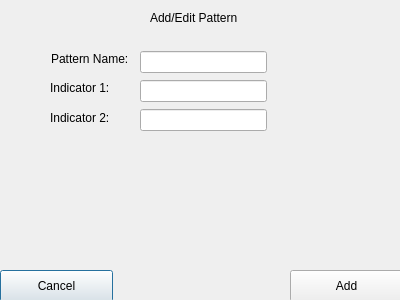
First picture: the form in addpatterndialog.ui, repository RichardAppen/MarketObserver, before the edit.
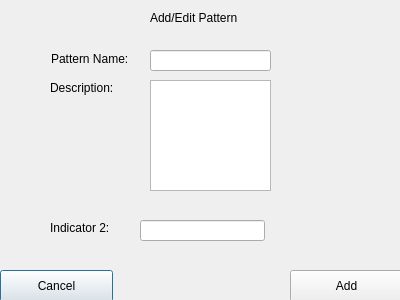
Second picture: the form after the edit.

Patch:
```diff
--- a/addpatterndialog.ui
+++ b/addpatterndialog.ui
@@ -31,19 +31,19 @@
     <rect>
      <x>50</x>
      <y>80</y>
-     <width>71</width>
+     <width>81</width>
      <height>16</height>
     </rect>
    </property>
    <property name="text">
-    <string>Indicator 1:</string>
+    <string>Description:</string>
    </property>
   </widget>
   <widget class="QLabel" name="label_3">
    <property name="geometry">
     <rect>
      <x>50</x>
-     <y>110</y>
+     <y>220</y>
      <width>87</width>
      <height>16</height>
     </rect>
@@ -91,26 +91,35 @@
     <string>Pattern Name:</string>
    </property>
   </widget>
-  <widget class="QWidget" name="">
+  <widget class="QLineEdit" name="indicator2lineEdit">
    <property name="geometry">
     <rect>
      <x>140</x>
+     <y>220</y>
+     <width>125</width>
+     <height>21</height>
+    </rect>
+   </property>
+  </widget>
+  <widget class="QLineEdit" name="patternNameLineEdit">
+   <property name="geometry">
+    <rect>
+     <x>150</x>
      <y>50</y>
-     <width>127</width>
-     <height>85</height>
+     <width>121</width>
+     <height>21</height>
     </rect>
    </property>
-   <layout class="QVBoxLayout" name="verticalLayout">
-    <item>
-     <widget class="QLineEdit" name="patternNameLineEdit"/>
-    </item>
-    <item>
-     <widget class="QLineEdit" name="indicator1LineEdit"/>
-    </item>
-    <item>
-     <widget class="QLineEdit" name="indicator2lineEdit"/>
-    </item>
-   </layout>
+  </widget>
+  <widget class="QTextEdit" name="descriptionTextEdit">
+   <property name="geometry">
+    <rect>
+     <x>150</x>
+     <y>80</y>
+     <width>121</width>
+     <height>111</height>
+    </rect>
+   </property>
   </widget>
  </widget>
  <resources/>
```
